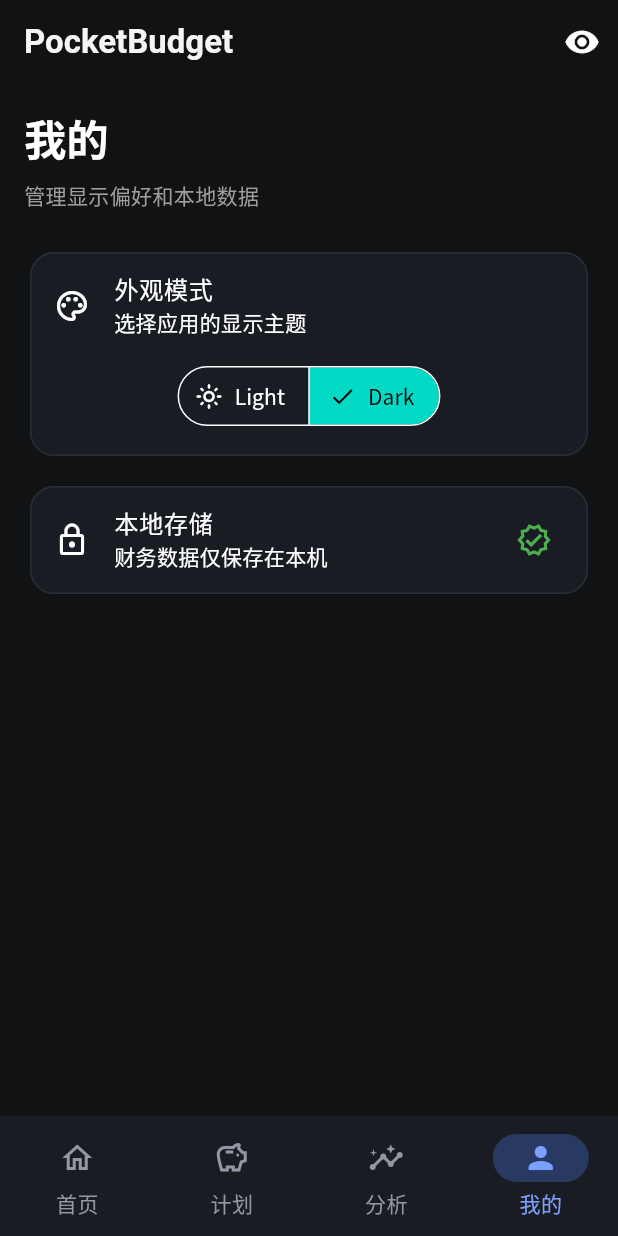
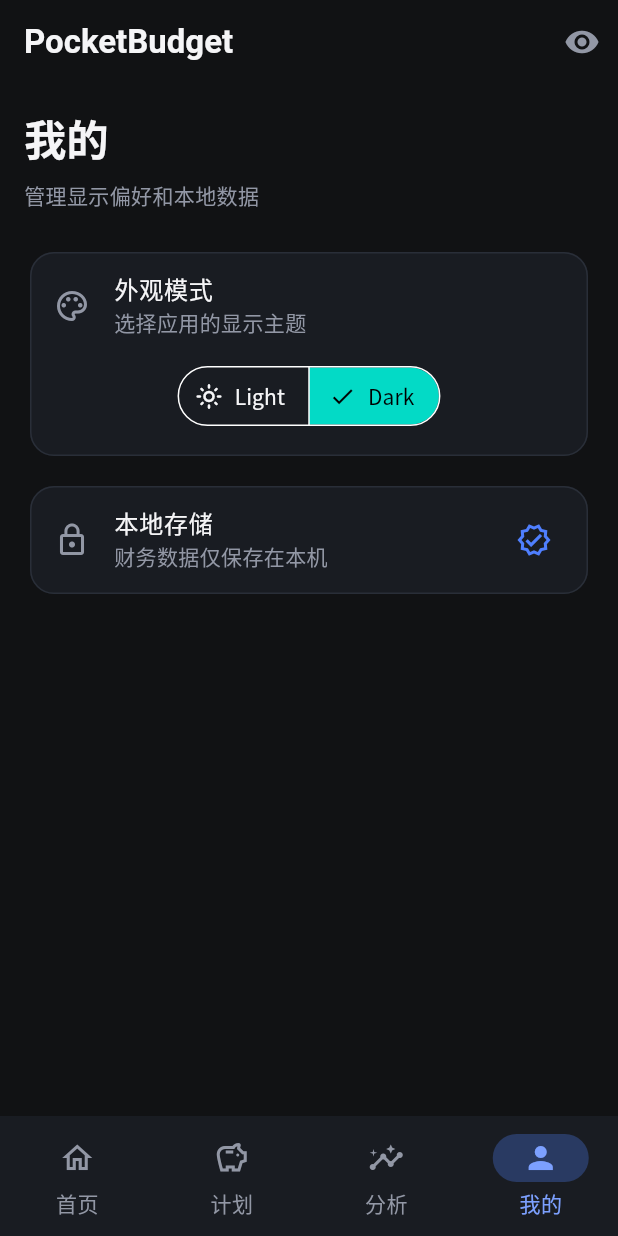
Before and after one commit to fenriarlab/PocketBudget, a Flutter app: the screen it shows after launch, item 4 of the bottom bar chosen, on a phone screen of 412 x 824 dp. Run offline on Flutter 3.47's test engine with Material 3 defaults, Android fonts, the phone set to English and light mode, and no system bars; our stand-ins replace shared_preferences, sqflite; accounts and stored records are empty; Roboto replaces fonts that are missing (Noto Sans CJK SC).

Commit message:
fix: centralize themed text colors

```diff
--- a/lib/core/constants/app_colors.dart
+++ b/lib/core/constants/app_colors.dart
@@ -17,6 +17,8 @@
   static const Color darkElevated = Color(0xFF22262E);   // Modals & Bottom Sheets
 
   // Typography Neutrals
+  static const Color lightTextPrimary = Color(0xFF263248);
+  static const Color lightTextSecondary = Color(0xFF758096);
   static const Color textPrimary = Color(0xFFF5F5F7);
   static const Color textSecondary = Color(0xFF9297A5);
   static const Color textMuted = Color(0xFF656B78);
--- a/lib/features/settings/presentation/screens/settings_screen.dart
+++ b/lib/features/settings/presentation/screens/settings_screen.dart
@@ -13,7 +13,7 @@
       children: [
         const Text('我的', style: TextStyle(fontSize: 28, fontWeight: FontWeight.bold)),
         const SizedBox(height: 8),
-        const Text('管理显示偏好和本地数据', style: TextStyle(color: Colors.grey)),
+        Text('管理显示偏好和本地数据', style: TextStyle(color: Theme.of(context).colorScheme.onSurfaceVariant)),
         const SizedBox(height: 24),
         Card(
           child: Column(
@@ -38,12 +38,12 @@
           ),
         ),
         const SizedBox(height: 12),
-        const Card(
+        Card(
           child: ListTile(
-            leading: Icon(Icons.lock_outline),
-            title: Text('本地存储'),
-            subtitle: Text('财务数据仅保存在本机'),
-            trailing: Icon(Icons.verified_outlined, color: Colors.green),
+              leading: const Icon(Icons.lock_outline),
+              title: const Text('本地存储'),
+              subtitle: const Text('财务数据仅保存在本机'),
+            trailing: Icon(Icons.verified_outlined, color: Theme.of(context).colorScheme.primary),
           ),
         ),
       ],
--- a/lib/main.dart
+++ b/lib/main.dart
@@ -55,8 +55,19 @@
       theme: ThemeData(
         useMaterial3: true,
         scaffoldBackgroundColor: const Color(0xFFF7F7F3),
-        colorScheme: const ColorScheme.light(primary: AppColors.primary, surface: Colors.white),
+        colorScheme: const ColorScheme.light(primary: AppColors.primary, surface: Colors.white, onSurface: AppColors.lightTextPrimary, onSurfaceVariant: AppColors.lightTextSecondary),
         fontFamily: 'Noto Sans CJK SC',
+        textTheme: const TextTheme(
+          bodyLarge: TextStyle(color: AppColors.lightTextPrimary),
+          bodyMedium: TextStyle(color: AppColors.lightTextPrimary),
+          bodySmall: TextStyle(color: AppColors.lightTextSecondary),
+          titleLarge: TextStyle(color: AppColors.lightTextPrimary),
+          titleMedium: TextStyle(color: AppColors.lightTextPrimary),
+          titleSmall: TextStyle(color: AppColors.lightTextSecondary),
+          labelLarge: TextStyle(color: AppColors.lightTextPrimary),
+          labelMedium: TextStyle(color: AppColors.lightTextSecondary),
+          labelSmall: TextStyle(color: AppColors.lightTextSecondary),
+        ),
         navigationBarTheme: NavigationBarThemeData(
           backgroundColor: Colors.white,
           indicatorColor: const Color(0xFFEAF0FF),
@@ -75,8 +86,21 @@
         colorScheme: const ColorScheme.dark(
           primary: AppColors.primary,
           surface: AppColors.darkSurface,
+          onSurface: AppColors.textPrimary,
+          onSurfaceVariant: AppColors.textSecondary,
         ),
         fontFamily: 'Noto Sans CJK SC',
+        textTheme: const TextTheme(
+          bodyLarge: TextStyle(color: AppColors.textPrimary),
+          bodyMedium: TextStyle(color: AppColors.textPrimary),
+          bodySmall: TextStyle(color: AppColors.textSecondary),
+          titleLarge: TextStyle(color: AppColors.textPrimary),
+          titleMedium: TextStyle(color: AppColors.textPrimary),
+          titleSmall: TextStyle(color: AppColors.textSecondary),
+          labelLarge: TextStyle(color: AppColors.textPrimary),
+          labelMedium: TextStyle(color: AppColors.textSecondary),
+          labelSmall: TextStyle(color: AppColors.textSecondary),
+        ),
         navigationBarTheme: NavigationBarThemeData(
           backgroundColor: AppColors.darkSurface,
           indicatorColor: const Color(0xFF293A62),
```
